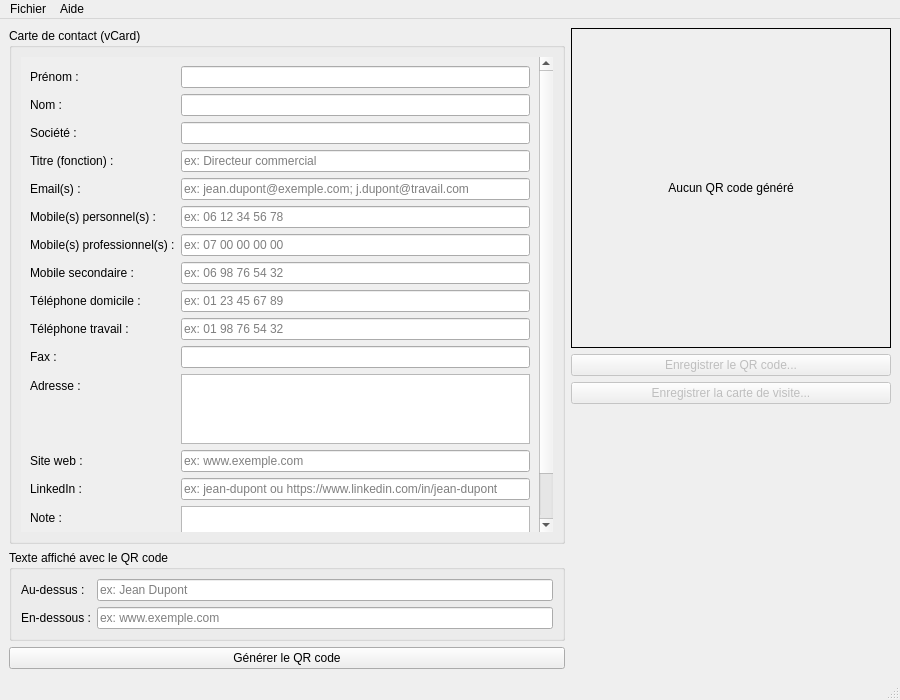
goncalvesjp/qrcodePy, file ui/main_window.ui: the form before one commit.
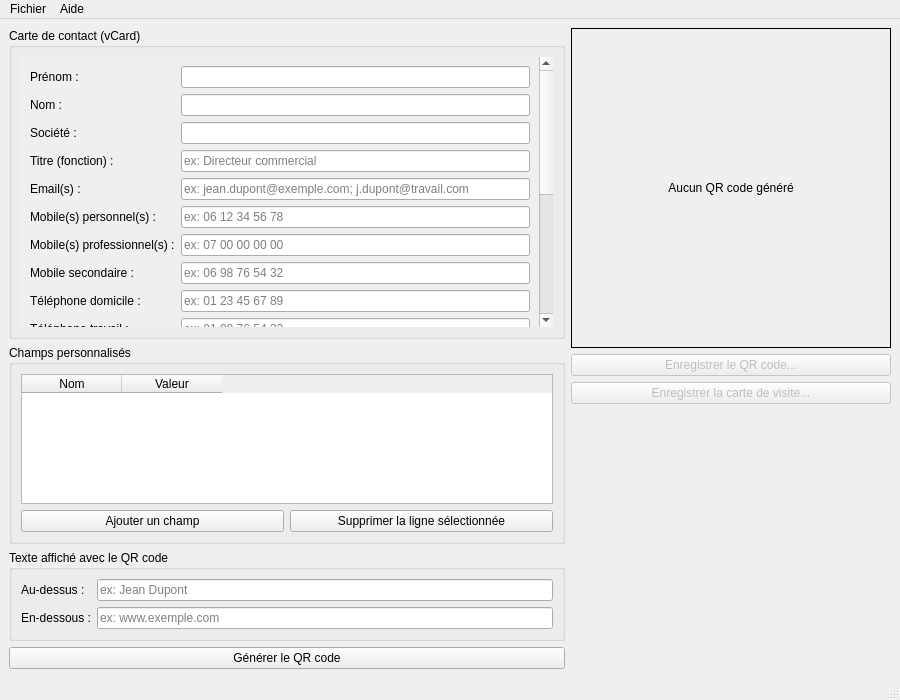
The form after the commit.

Commit message: champ supplémentaires

The edit to the form file:
```diff
--- a/ui/main_window.ui
+++ b/ui/main_window.ui
@@ -234,6 +234,59 @@
         </layout>
        </widget>
       </item>
+      <item>
+       <widget class="QGroupBox" name="champs_perso_group">
+        <property name="title">
+         <string>Champs personnalisés</string>
+        </property>
+        <layout class="QVBoxLayout" name="champsPersoGroupLayout">
+         <item>
+          <widget class="QTableWidget" name="champs_perso_table">
+           <property name="minimumSize">
+            <size>
+             <width>0</width>
+             <height>130</height>
+            </size>
+           </property>
+           <property name="selectionBehavior">
+            <enum>QAbstractItemView::SelectionBehavior::SelectRows</enum>
+           </property>
+           <property name="columnCount">
+            <number>2</number>
+           </property>
+           <column>
+            <property name="text">
+             <string>Nom</string>
+            </property>
+           </column>
+           <column>
+            <property name="text">
+             <string>Valeur</string>
+            </property>
+           </column>
+          </widget>
+         </item>
+         <item>
+          <layout class="QHBoxLayout" name="champsPersoBoutonsLayout">
+           <item>
+            <widget class="QPushButton" name="champ_ajouter_button">
+             <property name="text">
+              <string>Ajouter un champ</string>
+             </property>
+            </widget>
+           </item>
+           <item>
+            <widget class="QPushButton" name="champ_supprimer_button">
+             <property name="text">
+              <string>Supprimer la ligne sélectionnée</string>
+             </property>
+            </widget>
+           </item>
+          </layout>
+         </item>
+        </layout>
+       </widget>
+      </item>
       <item>
        <widget class="QGroupBox" name="texte_group">
         <property name="title">
```
The commit also changes 5 other files.
